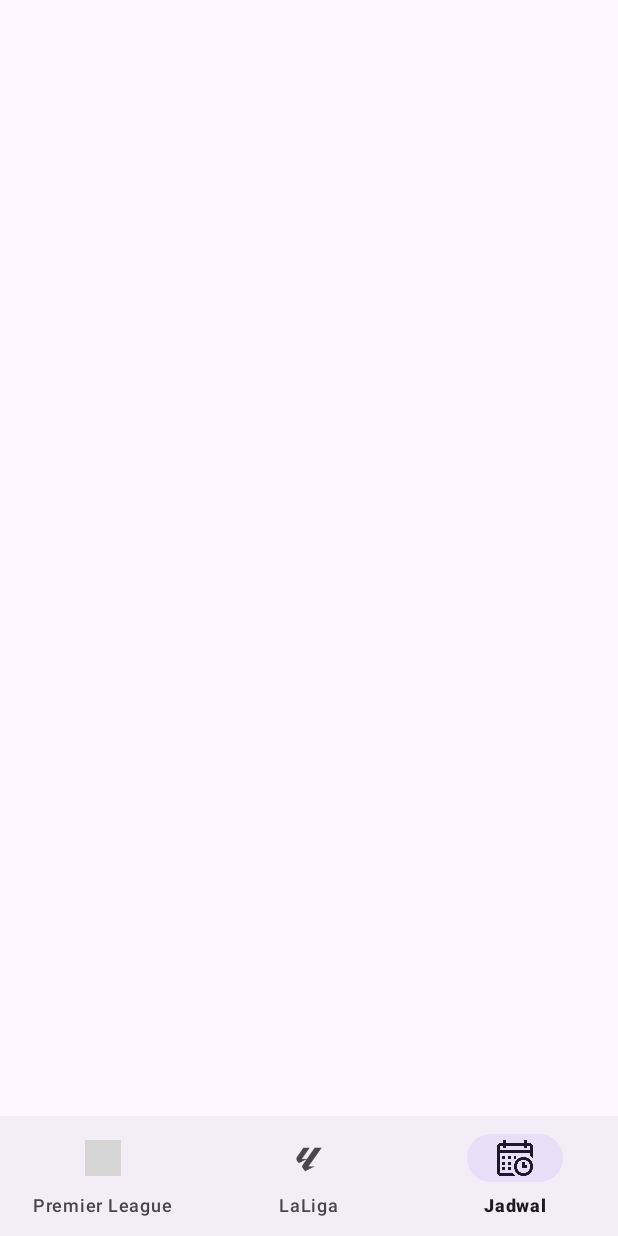
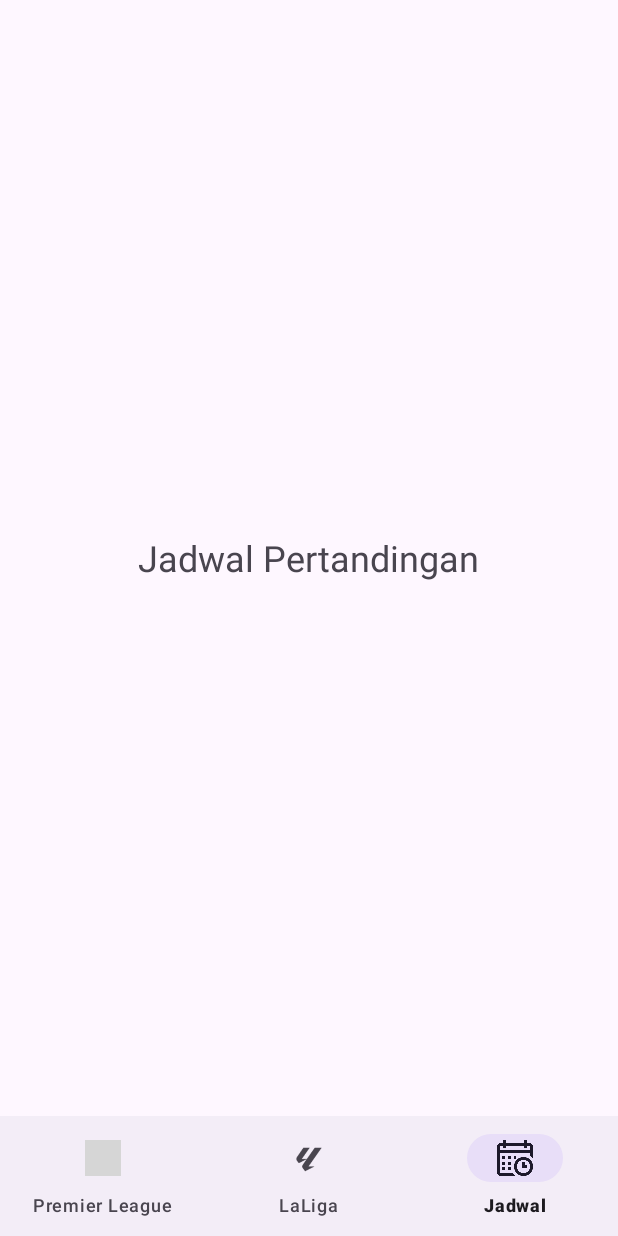
Before and after one commit to RenggaReznatra123/TryOutPAS_absen28_absen30, an Android app: the screen it shows after launch (MainActivity), item 3 of the bottom bar chosen, on a phone screen of 412 x 824 dp. Run offline under Robolectric (Android 15) with nearby library versions, the phone set to English and light mode, and no system bars; grey boxes are pictures that could not be loaded.

Commit message:
[RE] fix Navbar

```diff
--- a/app/src/main/AndroidManifest.xml
+++ b/app/src/main/AndroidManifest.xml
@@ -13,6 +13,9 @@
         android:theme="@style/Theme.TryOutPAS_absen28_absen30"
         tools:targetApi="31">
         <activity
+            android:name=".fragment_jadwal"
+            android:exported="false" />
+        <activity
             android:name=".MainActivity"
             android:exported="true">
             <intent-filter>
--- a/app/src/main/java/com/example/tryoutpas_absen28_absen30/MainActivity.java
+++ b/app/src/main/java/com/example/tryoutpas_absen28_absen30/MainActivity.java
@@ -1,24 +1,51 @@
 package com.example.tryoutpas_absen28_absen30;
 
 import android.os.Bundle;
+import androidx.appcompat.app.AppCompatActivity;
+import androidx.fragment.app.Fragment;
+import com.google.android.material.bottomnavigation.BottomNavigationView;
+import com.example.tryoutpas_absen28_absen30.LaligaFragment;
+import com.example.tryoutpas_absen28_absen30.PremierleagueFragment;
+import com.example.tryoutpas_absen28_absen30.ProfileFragment;
 
-import androidx.activity.EdgeToEdge;
-import androidx.appcompat.app.AppCompatActivity;
-import androidx.core.graphics.Insets;
-import androidx.core.view.ViewCompat;
-import androidx.core.view.WindowInsetsCompat;
 
 public class MainActivity extends AppCompatActivity {
+    BottomNavigationView bottomNavigationView;
 
     @Override
     protected void onCreate(Bundle savedInstanceState) {
         super.onCreate(savedInstanceState);
-        EdgeToEdge.enable(this);
         setContentView(R.layout.activity_main);
-        ViewCompat.setOnApplyWindowInsetsListener(findViewById(R.id.main), (v, insets) -> {
-            Insets systemBars = insets.getInsets(WindowInsetsCompat.Type.systemBars());
-            v.setPadding(systemBars.left, systemBars.top, systemBars.right, systemBars.bottom);
-            return insets;
+
+        // Hubungkan BottomNavigationView dengan ID di XML
+        bottomNavigationView = findViewById(R.id.navigasi);
+
+        // Tampilkan fragment default pertama kali (LaLiga)
+        getSupportFragmentManager().beginTransaction()
+                .replace(R.id.frame_layout, new PremierleagueFragment())
+                .commit();
+
+        // Listener ketika user klik menu bawah
+        bottomNavigationView.setOnItemSelectedListener(item -> {
+            Fragment fragment = null;
+            int itemId = item.getItemId();
+
+            if (itemId == R.id.nav_Laliga) {
+                fragment = new LaligaFragment();
+            } else if (itemId == R.id.nav_Premier) {
+                fragment = new PremierleagueFragment();
+            } else if (itemId == R.id.nav_Jadwal) {
+                fragment = new ProfileFragment();
+            }
+
+            if (fragment != null) {
+                getSupportFragmentManager().beginTransaction()
+                        .replace(R.id.frame_layout, fragment)
+                        .commit();
+                return true;
+            }
+
+            return false;
         });
     }
 }
--- a/app/src/main/java/com/example/tryoutpas_absen28_absen30/PremierleagueFragment.java
+++ b/app/src/main/java/com/example/tryoutpas_absen28_absen30/PremierleagueFragment.java
@@ -7,9 +7,10 @@ import android.view.ViewGroup;
 
 import androidx.fragment.app.Fragment;
 
-public class PremierleagueFragment {
+public class PremierleagueFragment extends Fragment {
+
+    @Override
     public View onCreateView(LayoutInflater inflater, ViewGroup container, Bundle savedInstanceState) {
-        View view = inflater.inflate(R.layout.fragment_dashboard, container, false);
-        return  view;
+        return inflater.inflate(R.layout.fragment_dashboard, container, false);
     }
 }
--- a/app/src/main/java/com/example/tryoutpas_absen28_absen30/ProfileFragment.java
+++ b/app/src/main/java/com/example/tryoutpas_absen28_absen30/ProfileFragment.java
@@ -6,7 +6,10 @@ import android.view.View;
 import android.view.ViewGroup;
 
 import androidx.fragment.app.Fragment;
-public class ProfileFragment {
+
+public class ProfileFragment extends Fragment {
+
+    @Override
     public View onCreateView(LayoutInflater inflater, ViewGroup container, Bundle savedInstanceState) {
         return inflater.inflate(R.layout.fragment_notifications, container, false);
     }
--- a/app/src/main/res/layout/activity_main.xml
+++ b/app/src/main/res/layout/activity_main.xml
@@ -1,24 +1,18 @@
-<?xml version="1.0" encoding="utf-8"?>
-<RelativeLayout xmlns:android="http://schemas.android.com/apk/res/android"
+<LinearLayout xmlns:android="http://schemas.android.com/apk/res/android"
     xmlns:app="http://schemas.android.com/apk/res-auto"
-    xmlns:tools="http://schemas.android.com/tools"
-    android:id="@+id/main"
+    android:orientation="vertical"
     android:layout_width="match_parent"
-    android:layout_height="match_parent"
-    tools:context=".MainActivity">
+    android:layout_height="match_parent">
 
     <FrameLayout
         android:id="@+id/frame_layout"
-        android:layout_above="@+id/bottom_navigation"
         android:layout_width="match_parent"
-        android:layout_height="match_parent"
-        />
+        android:layout_height="0dp"
+        android:layout_weight="1" />
 
     <com.google.android.material.bottomnavigation.BottomNavigationView
-        android:id="@+id/bottom_navigation"
-        android:layout_alignParentBottom="true"
+        android:id="@+id/navigasi"
         android:layout_width="match_parent"
         android:layout_height="wrap_content"
         app:menu="@menu/bottom_nav_menu" />
-
-</RelativeLayout>
+</LinearLayout>
--- a/app/src/main/res/layout/fragment_notifications.xml
+++ b/app/src/main/res/layout/fragment_notifications.xml
@@ -3,12 +3,11 @@
     android:layout_width="match_parent"
     android:layout_height="match_parent"
     android:gravity="center"
-    android:orientation="vertical"
-    >
+    android:orientation="vertical">
 
     <TextView
+        android:text="Jadwal Pertandingan"
+        android:textSize="24sp"
         android:layout_width="wrap_content"
-        android:layout_height="wrap_content"
-        android:text="arkanaganteng"/>
-
+        android:layout_height="wrap_content"/>
 </LinearLayout>
--- a/app/src/main/res/menu/bottom_nav_menu.xml
+++ b/app/src/main/res/menu/bottom_nav_menu.xml
@@ -1,15 +1,15 @@
 <?xml version="1.0" encoding="utf-8"?>
 <menu xmlns:android="http://schemas.android.com/apk/res/android">
     <item
-        android:id="@+id/nav_home"
+        android:id="@+id/nav_Premier"
         android:icon="@drawable/premierleaguelogo2"
         android:title="Premier League" />
     <item
-        android:id="@+id/nav_dashboard"
+        android:id="@+id/nav_Laliga"
         android:icon="@drawable/laligalogo"
         android:title="LaLiga" />
     <item
-        android:id="@+id/nav_notifications"
+        android:id="@+id/nav_Jadwal"
         android:icon="@drawable/jadwal"
         android:title="Jadwal" />
 
```
Also changed, not shown: app/src/main/java/com/example/tryoutpas_absen28_absen30/LaligaFragment.java (+8 -4 lines), app/src/main/res/layout/fragment_dashboard.xml (+4 -9 lines), app/src/main/res/layout/fragment_home.xml (+4 -5 lines).
